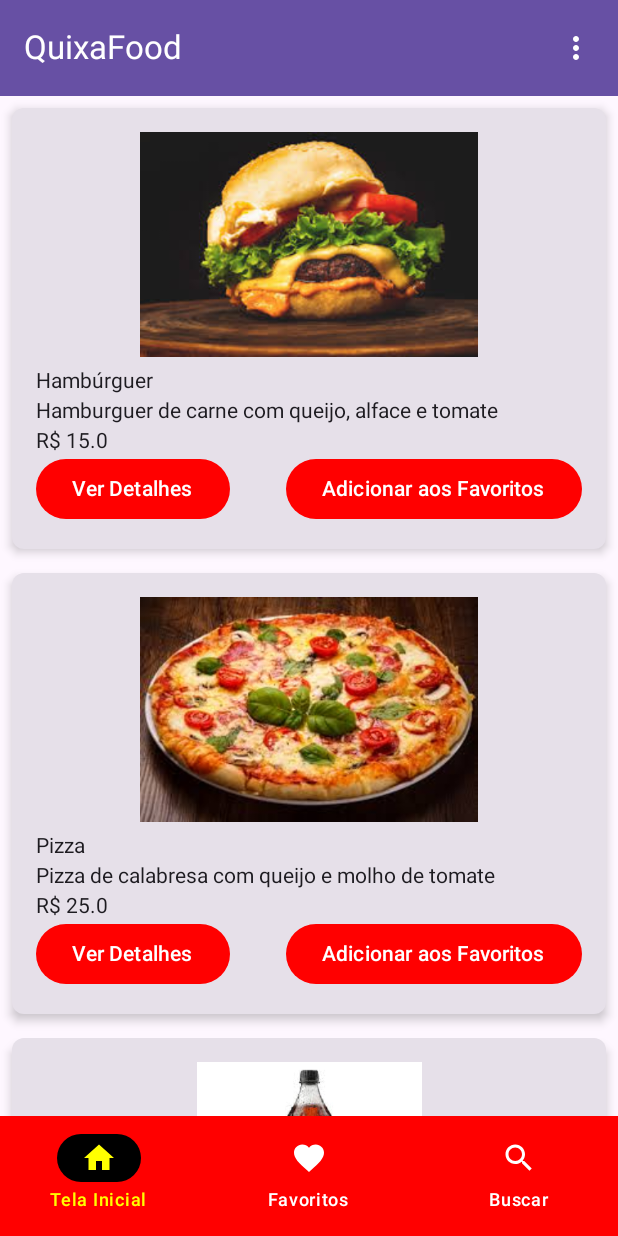
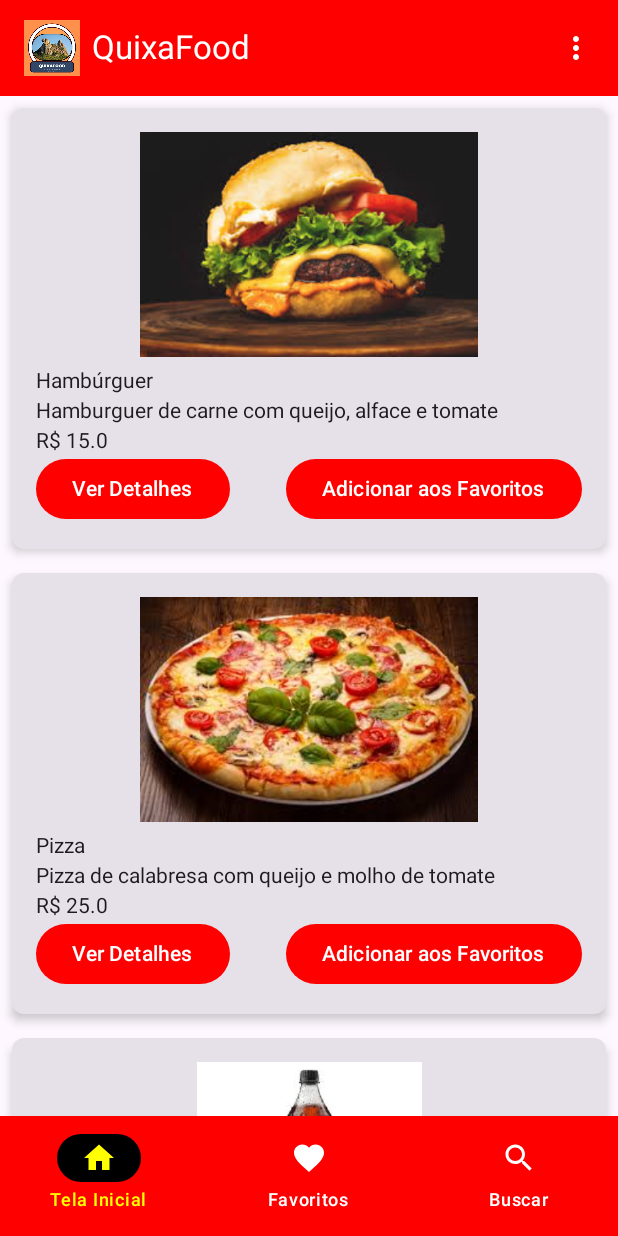
Before and after one commit to FGabriel-Lima/QuixaFood, an Android app built with Jetpack Compose: the screen it shows after launch (MainActivity), on a phone screen of 412 x 824 dp. Run offline under Robolectric (Android 15) with nearby library versions, the phone set to English and light mode, and no system bars.

Commit message:
modificada top bar e adicionada logo

```diff
--- a/app/src/main/java/com/example/quixafood/ui/components/TopAppBarWithMenu.kt
+++ b/app/src/main/java/com/example/quixafood/ui/components/TopAppBarWithMenu.kt
@@ -1,7 +1,12 @@
 package com.example.quixafood.ui.components
 
 import android.content.Context
+import androidx.compose.foundation.Image
+import androidx.compose.foundation.background
 import androidx.compose.foundation.layout.Row
+import androidx.compose.foundation.layout.padding
+import androidx.compose.foundation.layout.size
+import androidx.compose.foundation.shape.CircleShape
 import androidx.compose.material.icons.Icons
 import androidx.compose.material.icons.filled.MoreVert
 import androidx.compose.material3.DropdownMenu
@@ -19,8 +24,15 @@ import androidx.compose.runtime.mutableStateOf
 import androidx.compose.runtime.remember
 import androidx.compose.runtime.setValue
 import androidx.compose.ui.Alignment
+import androidx.compose.ui.Modifier
+import androidx.compose.ui.draw.clip
+import androidx.compose.ui.graphics.Color
 import androidx.compose.ui.platform.LocalContext
+import androidx.compose.ui.res.painterResource
 import androidx.compose.ui.text.style.TextOverflow
+import androidx.compose.ui.unit.dp
+import com.example.quixafood.R
+import kotlin.math.round
 
 @ExperimentalMaterial3Api
 @Composable
@@ -35,7 +47,14 @@ fun TopAppBarWithMenu(
     var expanded by remember { mutableStateOf(false) }
     TopAppBar(
         title = {
-            Row(verticalAlignment = Alignment.Top) {
+            Row(verticalAlignment = Alignment.CenterVertically) {
+                Image(
+                    painter = painterResource(id = R.drawable.logo),
+                    contentDescription = "App Logo",
+                    modifier = Modifier
+                        .size(45.dp)
+                        .padding(end = 8.dp)
+                )
                 Text(
                     text = "QuixaFood",
                     style = MaterialTheme.typography.titleLarge,
@@ -93,7 +112,7 @@ fun TopAppBarWithMenu(
             }
         },
         colors = TopAppBarDefaults.topAppBarColors(
-            containerColor = MaterialTheme.colorScheme.primary,
+            containerColor = Color.Red,
             titleContentColor = MaterialTheme.colorScheme.onPrimary,
             actionIconContentColor = MaterialTheme.colorScheme.onPrimary
         )
```
Also changed, not shown: app/src/main/res/drawable/logo.png (added).
